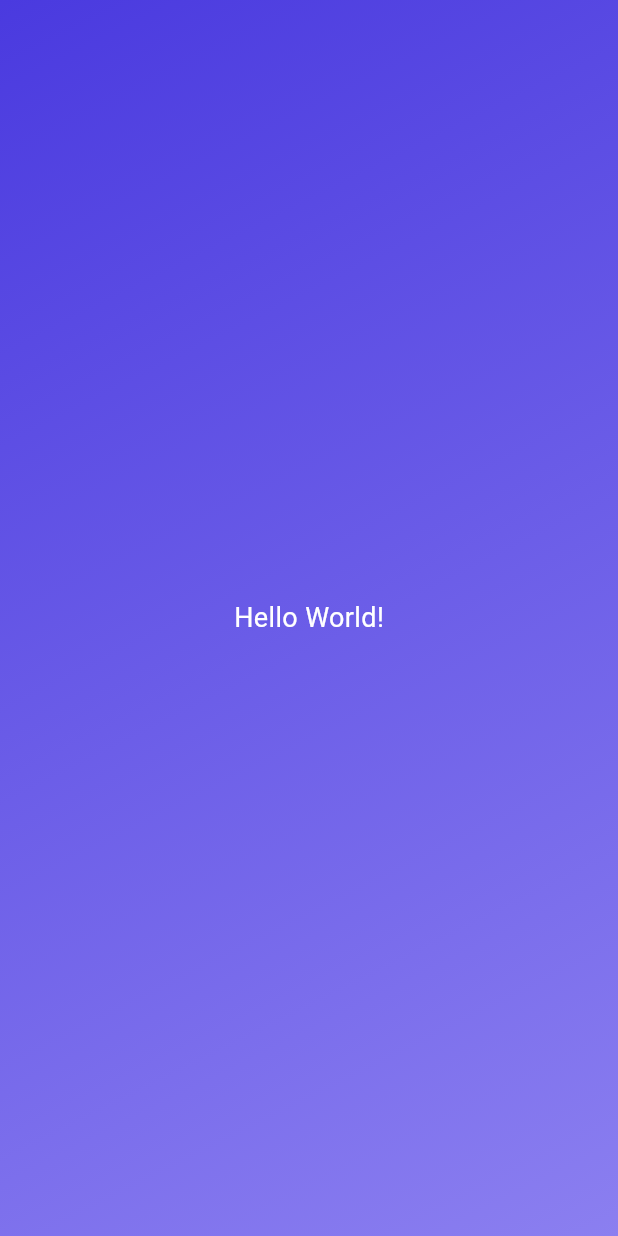
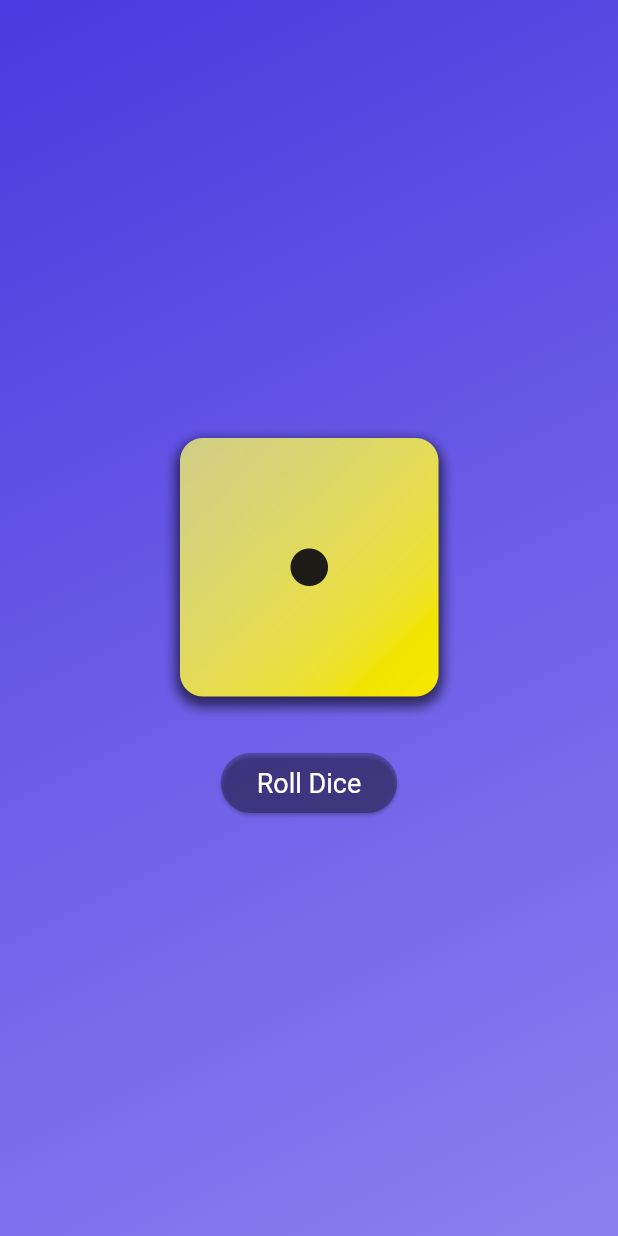
Before and after one commit to suhejbmorina99/flutter_mini_projects, a Flutter app: the screen it shows after launch, on a phone screen of 412 x 824 dp. Run offline on Flutter 3.47's test engine with Material 3 defaults, Android fonts, the phone set to English and light mode, and no system bars.

Commit message:
adding the images, and change image by clicking button

```diff
--- a/rolle_dice/lib/body_content.dart
+++ b/rolle_dice/lib/body_content.dart
@@ -1,5 +1,6 @@
 import 'package:flutter/material.dart';
-import 'package:rolle_dice/text_style.dart';
+// import 'package:rolle_dice/text_style.dart';
+import 'package:rolle_dice/dice_roller.dart';
 
 const startAlignment = Alignment.topLeft;
 const endAlignment = Alignment.bottomRight;
@@ -21,7 +22,9 @@ class BodyContent extends StatelessWidget {
           end: endAlignment,
         ),
       ),
-      child: const Center(child: TextStyleWidget('Hello World!')),
+      child: const Center(
+        child: DiceRoller(),
+      ),
     );
   }
 }
--- /dev/null
+++ b/rolle_dice/lib/dice_roller.dart
@@ -0,0 +1,54 @@
+import 'package:flutter/material.dart';
+
+class DiceRoller extends StatefulWidget {
+  const DiceRoller({super.key});
+
+  @override
+  State<DiceRoller> createState() {
+    return _DiceRollerState();
+  }
+}
+
+class _DiceRollerState extends State<DiceRoller> {
+  var activeDiceImage = 'assets/images/dice-1.png';
+
+  void rollDice() {
+    setState(() {
+      activeDiceImage = 'assets/images/dice-2.png';
+    });
+  }
+
+  @override
+  Widget build(context) {
+    return Column(
+      mainAxisSize: MainAxisSize.min,
+      children: [
+        Image.asset(
+          activeDiceImage,
+          width: 200,
+        ),
+        // Me qete sidedBox e krijom nje padding
+        // ne mes te image edhe buttonit
+        const SizedBox(
+          height: 20,
+        ),
+        ElevatedButton(
+          onPressed: rollDice,
+          style: ElevatedButton.styleFrom(
+            // padding: const EdgeInsets.only(
+            //   top: 20,
+            // ),
+            foregroundColor: Colors.white,
+            textStyle: const TextStyle(
+              fontSize: 18,
+            ),
+            backgroundColor: Colors.black26,
+          ),
+          child: const Text(
+            'Roll Dice',
+          ),
+        )
+      ],
+    );
+  }
+}
```
Also changed, not shown: rolle_dice/pubspec.yaml (+9 -7 lines), rolle_dice/assets/images/dice-1.png (added), rolle_dice/assets/images/dice-2.png (added), rolle_dice/assets/images/dice-3.png (added), rolle_dice/assets/images/dice-4.png (added), rolle_dice/assets/images/dice-5.png (added), rolle_dice/assets/images/dice-6.png (added), 1 other file.
